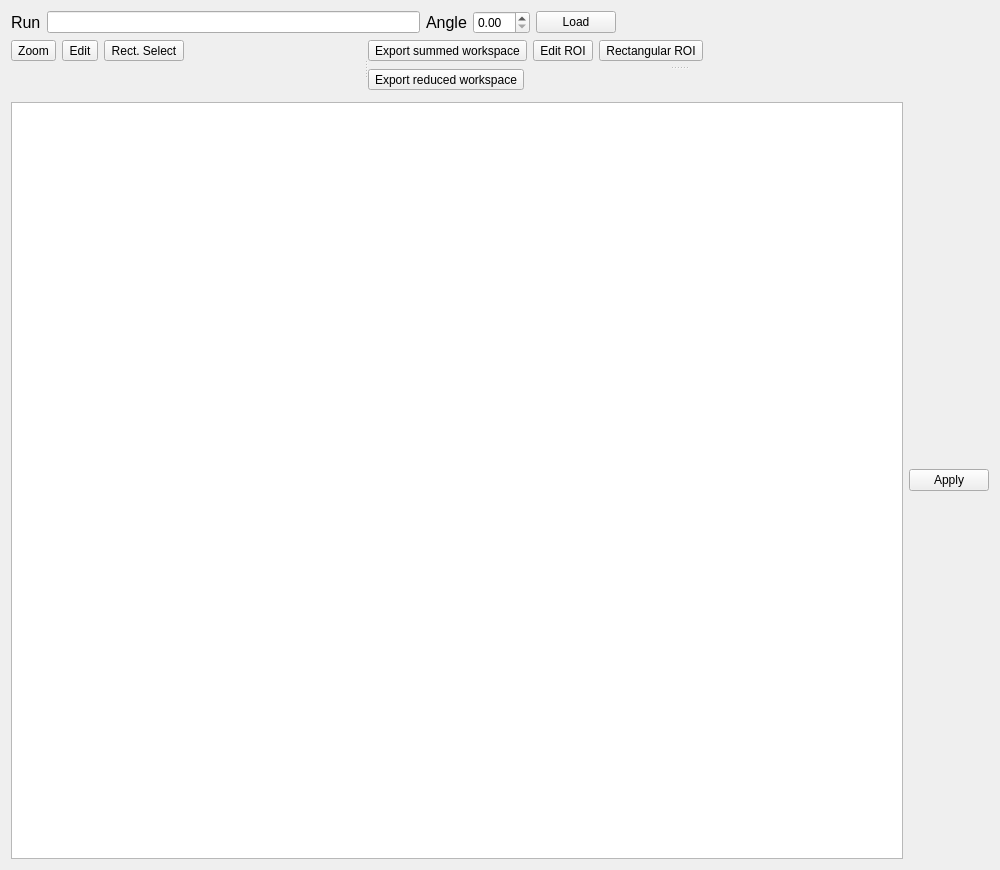
Above: qt/scientific_interfaces/ISISReflectometry/GUI/Preview/PreviewWidget.ui from mantidproject/mantid before the change. Below: the same form after it.
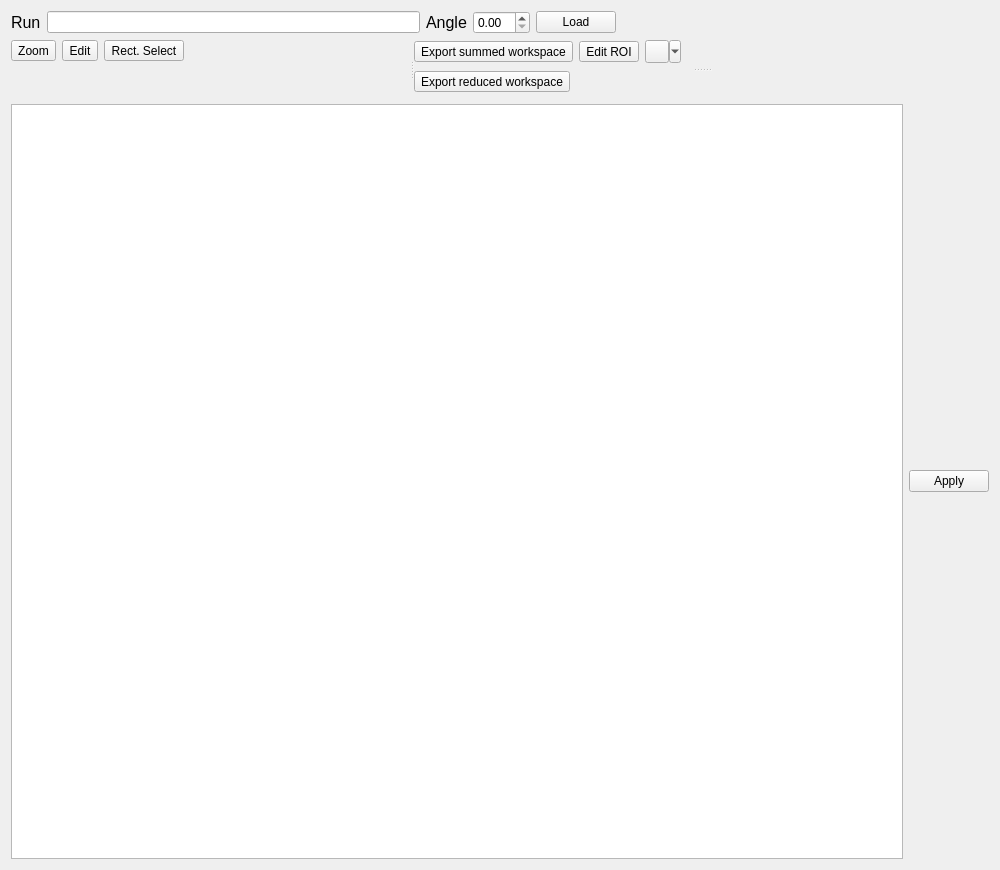
That is the form after the change. Custom widgets are drawn as their Qt base class.

Commit message: Hook up region selector button and add colours

Patch:
```diff
--- a/qt/scientific_interfaces/ISISReflectometry/GUI/Preview/PreviewWidget.ui
+++ b/qt/scientific_interfaces/ISISReflectometry/GUI/Preview/PreviewWidget.ui
@@ -185,7 +185,13 @@
              <string>Select a rectangular region of interest</string>
             </property>
             <property name="text">
-             <string>Rectangular ROI</string>
+             <string/>
+            </property>
+            <property name="popupMode">
+             <enum>QToolButton::MenuButtonPopup</enum>
+            </property>
+            <property name="toolButtonStyle">
+             <enum>Qt::ToolButtonTextBesideIcon</enum>
             </property>
            </widget>
           </item>
```
The commit also changes 11 other files.
